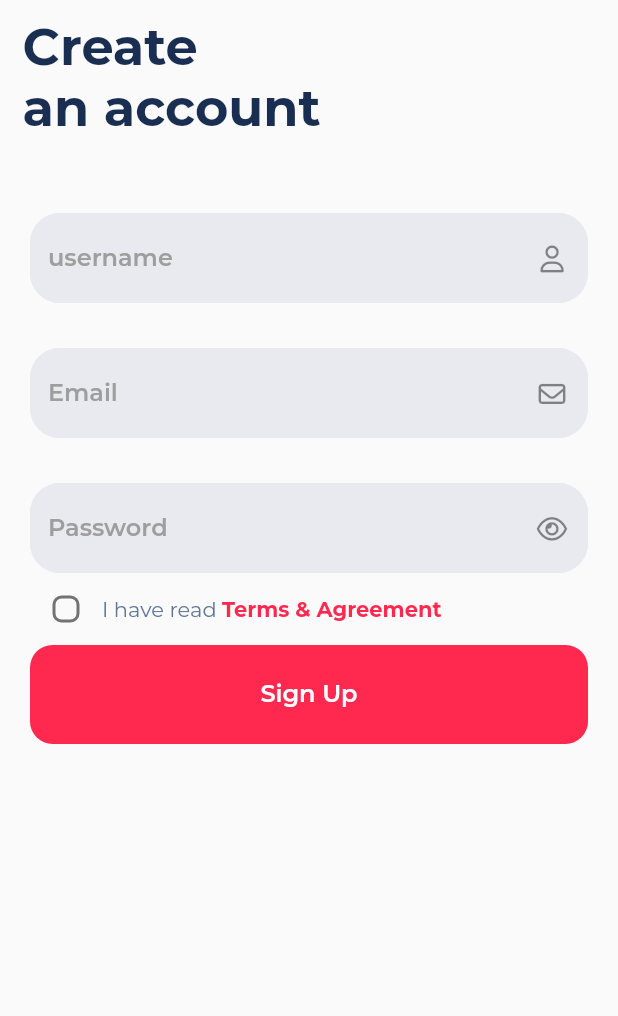
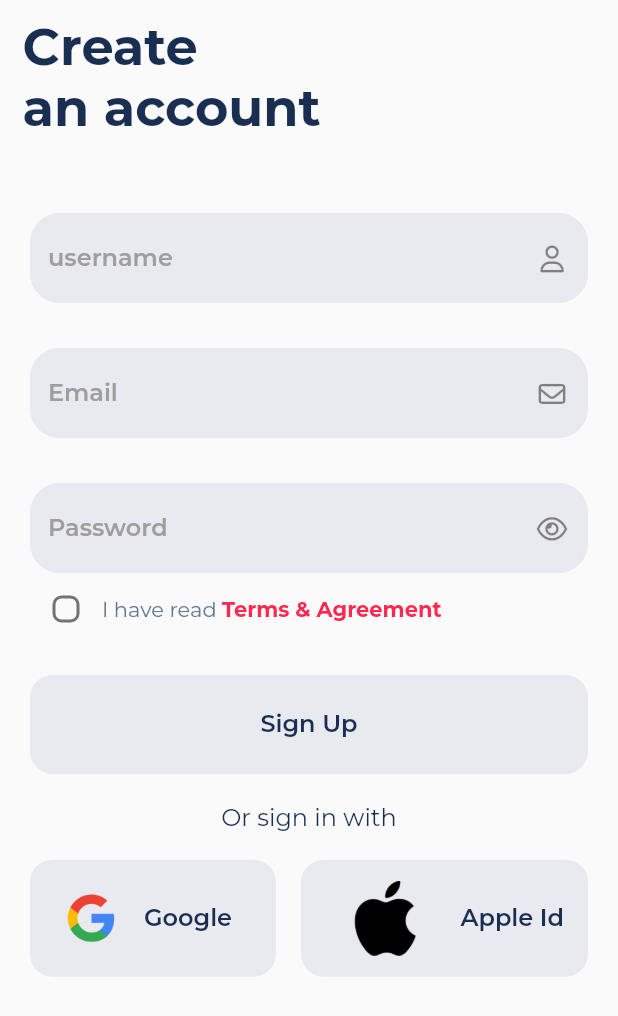
Before and after one commit to Febinjohnson96/newsz, a Flutter app: the SignUpScreen screen opened directly, on a phone screen of 412 x 824 dp. Shown: the top 1016 px of the screen. Run offline on Flutter 3.47's test engine with Material 2 defaults, Android fonts, the phone set to English and light mode, and no system bars; our stand-ins replace animate_do, equatable, flex_color_scheme, font_awesome_flutter, get, get_it and 1 more.

Commit message:
completed signup ui. optmized small devices

```diff
--- a/lib/src/presentation/auth/auth_sub_features/sign_up/sign_up_screen.dart
+++ b/lib/src/presentation/auth/auth_sub_features/sign_up/sign_up_screen.dart
@@ -2,10 +2,12 @@ import 'package:flutter/gestures.dart';
 import 'package:flutter/material.dart';
 import 'package:font_awesome_flutter/font_awesome_flutter.dart';
 import 'package:get/get.dart';
+import 'package:newsz/src/config/images/images.dart';
 import 'package:newsz/src/config/theme/appcolors.dart';
 import 'package:newsz/src/presentation/auth/auth_sub_features/sign_up/sign_up_controller.dart';
 import 'package:newsz/src/presentation/auth/widgets/auth_text_field.dart';
 import 'package:newsz/src/widgets/appbutton.dart';
+import 'package:newsz/src/widgets/appbutton_with_icon.dart';
 
 class SignUpScreen extends StatelessWidget {
   const SignUpScreen({Key? key}) : super(key: key);
@@ -16,12 +18,13 @@ class SignUpScreen extends StatelessWidget {
         init: SignUpController(),
         builder: (controller) {
           return Scaffold(body: LayoutBuilder(builder: (context, constraints) {
-            return Column(
+            return SingleChildScrollView(
+              child: Column(
                 crossAxisAlignment: CrossAxisAlignment.start,
                 children: [
                   Padding(
-                  padding:
-                      const EdgeInsets.symmetric(vertical: 10, horizontal: 15),
+                    padding: const EdgeInsets.symmetric(
+                        vertical: 10, horizontal: 15),
                     child: Text(
                       "Create\nan account",
                       style: Theme.of(context)
@@ -67,7 +70,8 @@ class SignUpScreen extends StatelessWidget {
                         icon: controller.isPassWordNotVisible
                             ? FontAwesomeIcons.eye
                             : FontAwesomeIcons.eyeSlash,
-                      callback: (p0) => controller.changePasswordVisibilty(p0),
+                        callback: (p0) =>
+                            controller.changePasswordVisibilty(p0),
                       ),
                     ),
                   ),
@@ -112,13 +116,65 @@ class SignUpScreen extends StatelessWidget {
                       ],
                     ),
                   ),
+                  const SizedBox(
+                    height: 20,
+                  ),
                   Padding(
                     padding: const EdgeInsets.symmetric(horizontal: 20),
                     child: SizedBox(
-                    height: constraints.maxHeight*0.08,
-                    child: AppButton(btntitle: "Sign Up")),
+                        height: constraints.maxHeight * 0.08,
+                        child: Obx(
+                          () => !controller.acceptedAgreement
+                              ? const AppButton(
+                                  btntitle: "Sign Up",
+                                  inActiveColor: athensGrey,
+                                  inActiveTextColor: blueVogue,
+                                )
+                              : const AppButton(btntitle: "Sign Up"),
+                        )),
+                  ),
+                  const SizedBox(
+                    height: 20,
+                  ),
+                  Center(
+                      child: Text(
+                    "Or sign in with",
+                    style: Theme.of(context).textTheme.headline6?.copyWith(
+                        fontWeight: FontWeight.w500, color: blueVogue),
+                  )),
+                  const SizedBox(
+                    height: 15,
+                  ),
+                  Padding(
+                    padding: const EdgeInsets.symmetric(horizontal: 20),
+                    child: SizedBox(
+                      height: constraints.maxHeight * 0.1,
+                      child: Row(
+                        mainAxisAlignment: MainAxisAlignment.spaceBetween,
+                        children: [
+                          AppButtonWithIcon(
+                            btntitle: "Google   ",
+                            textColor: blueVogue,
+                            btnColor: athensGrey,
+                            iconImagePath: google,
+                            callback: () {},
+                          ),
+                          AppButtonWithIcon(
+                            btntitle: "Apple Id",
+                            btnColor: athensGrey,
+                            iconImagePath: apple,
+                            callback: () {},
+                            textColor: blueVogue,
                           )
                         ],
+                      ),
+                    ),
+                  ),
+                  const SizedBox(
+                    height: 50,
+                  ),
+                ],
+              ),
             );
           }));
         });
--- a/lib/src/widgets/appbutton.dart
+++ b/lib/src/widgets/appbutton.dart
@@ -6,26 +6,30 @@ class AppButton extends StatelessWidget {
     Key? key,
     required this.btntitle,
     this.callback,
+    this.inActiveColor,
+    this.inActiveTextColor,
   }) : super(key: key);
   final String btntitle;
   final VoidCallback? callback;
+  final Color? inActiveColor;
+  final Color? inActiveTextColor;
 
   @override
   Widget build(BuildContext context) {
     return GestureDetector(
-      onTap:  callback,
+      onTap: callback,
       child: Container(
         decoration: BoxDecoration(
-            color: redRibbon, borderRadius: BorderRadius.circular(15)),
+            color: inActiveColor ?? redRibbon,
+            borderRadius: BorderRadius.circular(15)),
         child: Padding(
-          padding: const EdgeInsets.symmetric( horizontal: 16),
+          padding: const EdgeInsets.symmetric(horizontal: 16),
           child: Center(
             child: Text(
               btntitle,
-              style: Theme.of(context)
-                  .textTheme
-                  .headline6
-                  ?.copyWith(color: Colors.white,fontWeight: FontWeight.w600),
+              style: Theme.of(context).textTheme.headline6?.copyWith(
+                  color: inActiveTextColor ?? Colors.white,
+                  fontWeight: FontWeight.w600),
             ),
           ),
         ),
```
Lines whose indentation alone changed are shown as unchanged.
